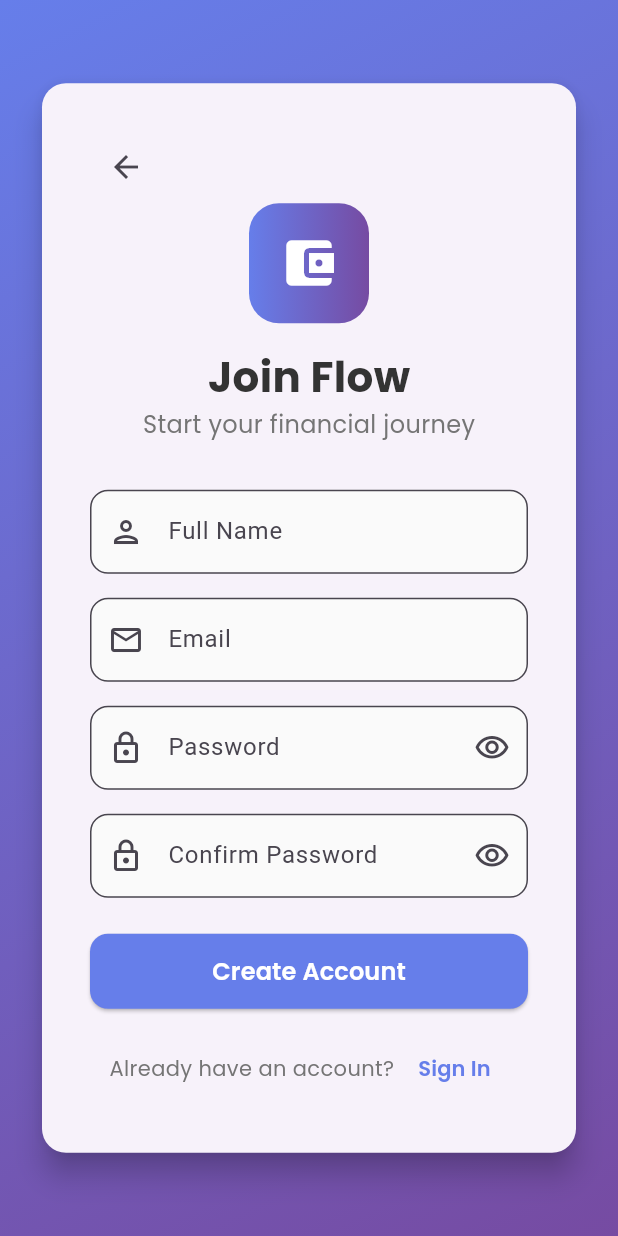
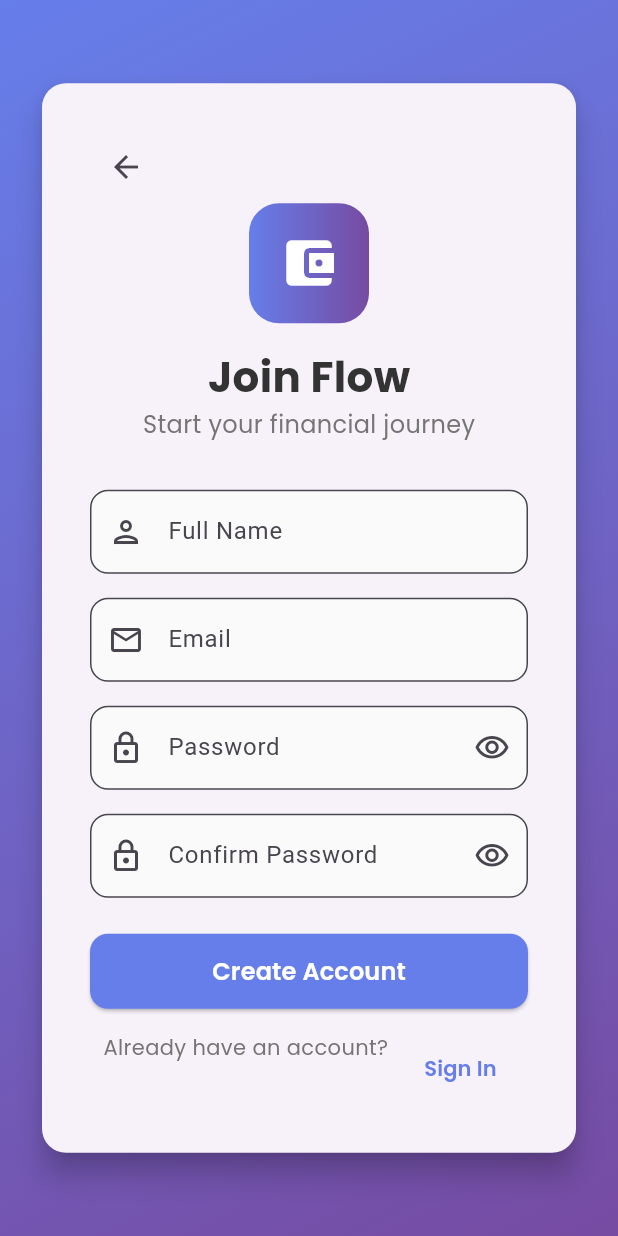
Before and after one commit to LinNyiAung/Flow, a Flutter app: the screen it shows after launch, after a tap on "Sign Up", on a phone screen of 412 x 824 dp. Run offline on Flutter 3.47's test engine with Material 3 defaults, Android fonts, the phone set to English and light mode, and no system bars; our stand-ins replace google_fonts, shared_preferences; accounts and stored records are empty; network calls fail.

Commit message:
ui overflow fix

```diff
--- /dev/null
+++ b/frontend/devtools_options.yaml
@@ -0,0 +1,3 @@
+description: This file stores settings for Dart & Flutter DevTools.
+documentation: https://docs.flutter.dev/tools/devtools/extensions#configure-extension-enablement-states
+extensions:
--- a/frontend/lib/screens/auth/login_screen.dart
+++ b/frontend/lib/screens/auth/login_screen.dart
@@ -199,8 +199,10 @@ class _LoginScreenState extends State<LoginScreen> {
                         SizedBox(height: 16),
 
                         // Register Link
-                        Row(
-                          mainAxisAlignment: MainAxisAlignment.center,
+                        Wrap(
+                          alignment: WrapAlignment.center, // Centers the items when they wrap
+                          spacing: 8.0, // Adds horizontal space between children
+                          runSpacing: 4.0, // Adds vertical space between lines if they wrap
                           children: [
                             Text(
                               "Don't have an account? ",
--- a/frontend/lib/screens/auth/register_screen.dart
+++ b/frontend/lib/screens/auth/register_screen.dart
@@ -271,8 +271,10 @@ class _RegisterScreenState extends State<RegisterScreen> {
       SizedBox(height: 16),
 
       // Login Link
-      Row(
-        mainAxisAlignment: MainAxisAlignment.center,
+      Wrap(
+          alignment: WrapAlignment.center, // Centers the items when they wrap
+          spacing: 8.0, // Adds horizontal space between children
+          runSpacing: 4.0, // Adds vertical space between lines if they wrap
           children: [
             Text(
               "Already have an account? ",
--- a/frontend/lib/services/api_service.dart
+++ b/frontend/lib/services/api_service.dart
@@ -5,7 +5,7 @@ import '../models/user.dart';
 import '../models/transaction.dart';
 
 class ApiService {
-  static const String baseUrl = 'http://10.80.21.130:8000';
+  static const String baseUrl = 'https://flow-6l8z.onrender.com';
 
   static Future<String?> getToken() async {
     final prefs = await SharedPreferences.getInstance();
```
Lines whose indentation alone changed are shown as unchanged.
